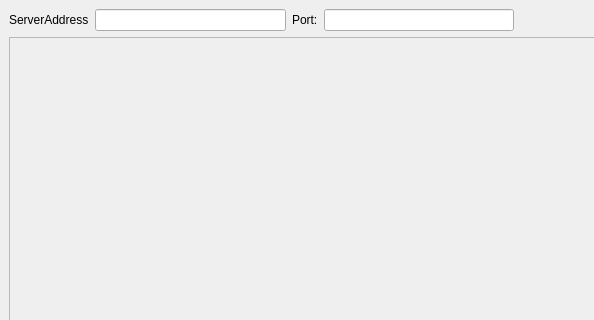
Above: ExRenderClient/GUI/ExRenderClientGui.ui from wibus/ExTh-Suite before the change; both pictures show x 0 to 594 and y 0 to 320 of the 800 by 600 pixel window. Below: the same form after it.
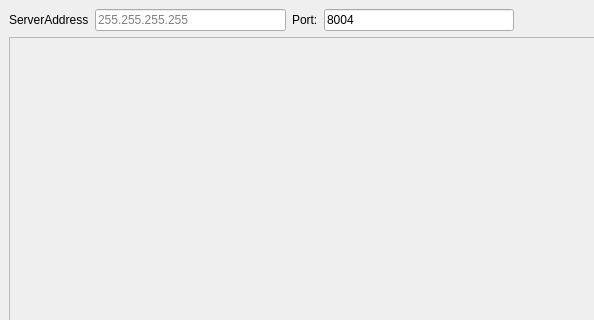
That is the form after the change.

Commit message: Updating view resolution according to camera 3D viewport

What changed in the file:
```diff
--- a/ExRenderClient/GUI/ExRenderClientGui.ui
+++ b/ExRenderClient/GUI/ExRenderClientGui.ui
@@ -25,7 +25,11 @@
        </widget>
       </item>
       <item>
-       <widget class="QLineEdit" name="serverAddressEdit"/>
+       <widget class="QLineEdit" name="serverAddressEdit">
+        <property name="placeholderText">
+         <string>255.255.255.255</string>
+        </property>
+       </widget>
       </item>
       <item>
        <widget class="QLabel" name="portLabel">
@@ -35,7 +39,11 @@
        </widget>
       </item>
       <item>
-       <widget class="QLineEdit" name="portEdit"/>
+       <widget class="QLineEdit" name="portEdit">
+        <property name="text">
+         <string>8004</string>
+        </property>
+       </widget>
       </item>
       <item>
        <spacer name="horizontalSpacer">
```
Left out of the diff: 3 changed lines with no effect on the pictures. The commit also changes 2 other files.
